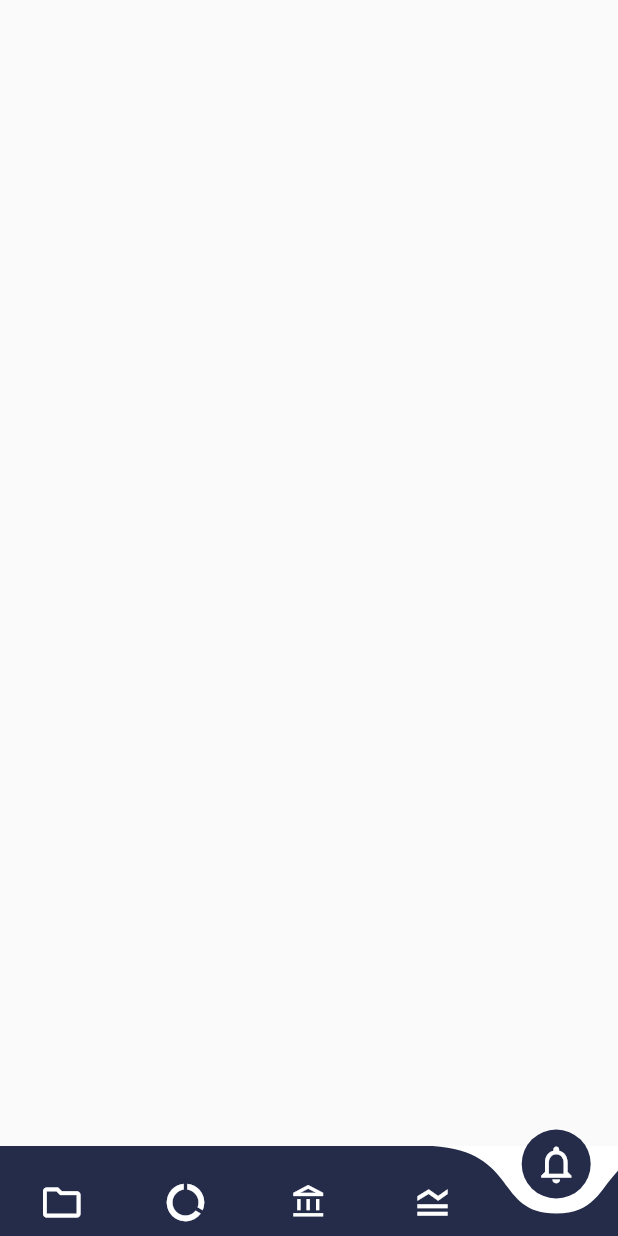
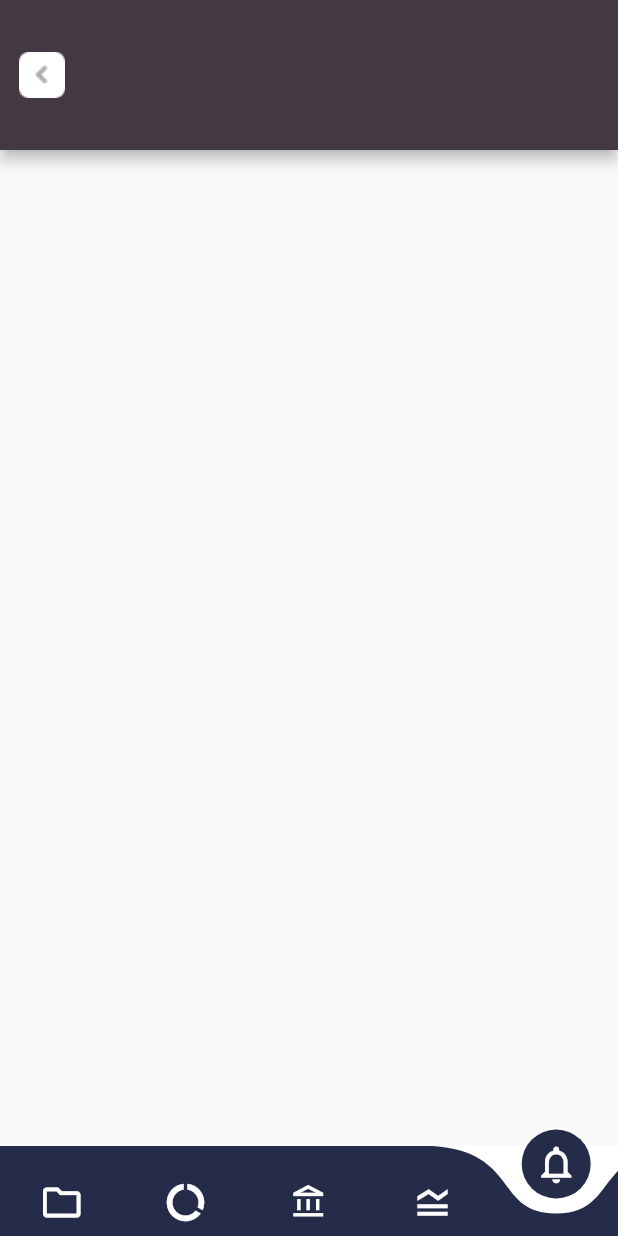
Before and after one commit to shahrukhktk/Service-Provider-Flutter-App, a Flutter app: the screen it shows after launch, item 5 of the bottom bar chosen, on a phone screen of 412 x 824 dp. Run offline on Flutter 3.47's test engine with Material 2 defaults, Android fonts, the phone set to English and light mode, and no system bars; drawn by our look-alikes of curved_navigation_bar; our stand-ins replace percent_indicator.

Commit message:
init commit 1. screen one done 2. screen two done 3. screen three done 4. screen four done 5. screen five

```diff
--- a/lib/Assets/app_assets.dart
+++ b/lib/Assets/app_assets.dart
@@ -7,6 +7,8 @@ class  AppColors
   static Color themecolor = Color(0xFF252C4A);
   static Color accentcolor = Color(0xFF78BEBD);
   static Color browncolor = Color(0xFFB36647);
+  static Color darkbrown = Color(0xFF443843);
+
 
 }
 
--- a/lib/Screens/notification_screen.dart
+++ b/lib/Screens/notification_screen.dart
@@ -1,4 +1,5 @@
 import 'package:flutter/material.dart';
+import 'package:service_provider/Assets/app_assets.dart';
 
 class NotificationScreen extends StatefulWidget {
   @override
@@ -8,6 +9,18 @@ class NotificationScreen extends StatefulWidget {
 class _NotificationScreenState extends State<NotificationScreen> {
   @override
   Widget build(BuildContext context) {
-    return Container();
+    return Scaffold(
+      appBar: AppBar(
+        backgroundColor: AppColors.darkbrown,
+        toolbarHeight: 100,
+        leading: Image(image: AssetImage('images/go_backbtn.png'),),
+      ),
+      body: ListView(
+        padding: EdgeInsets.all(20),
+        children: [
+
+        ],
+      ),
+    );
   }
 }
--- a/pubspec.yaml
+++ b/pubspec.yaml
@@ -60,6 +60,7 @@ flutter:
     - images/storage_icon.png
     - images/circleavater.png
     - images/ic_support.png
+    - images/go_backbtn.png
   #   - images/a_dot_ham.jpeg
 
   # An image asset can refer to one or more resolution-specific "variants", see
```
Also changed, not shown: images/go_backbtn.png (added).
